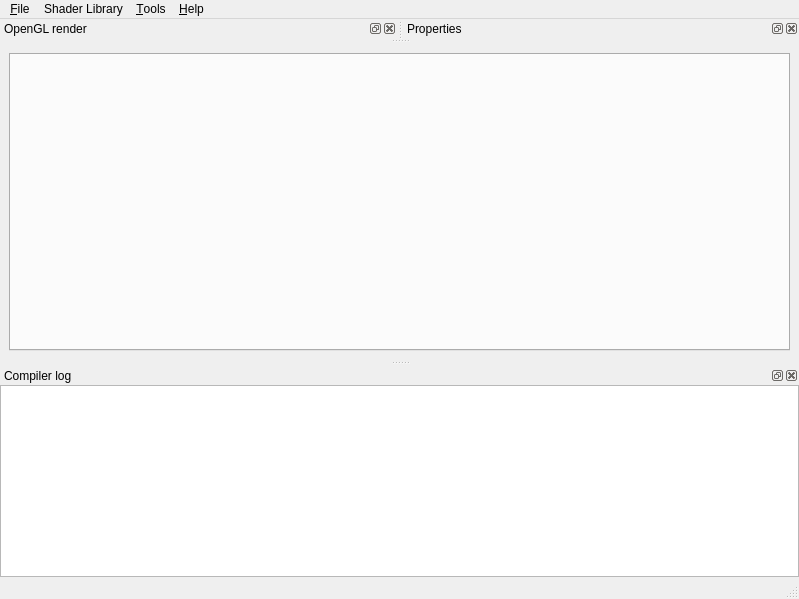
Old version of the form mainwindow.ui in the repository tonttu/Shaderkit.
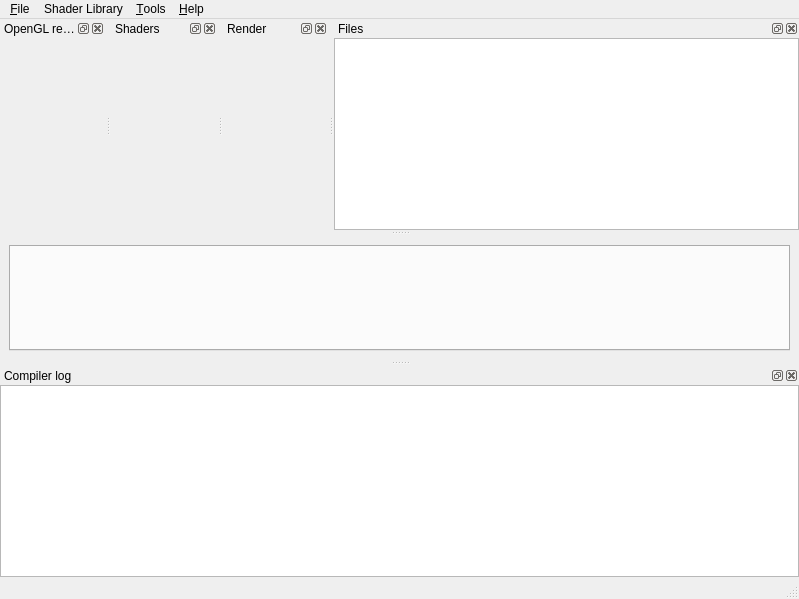
New version of the form. Custom widgets are drawn as their Qt base class.

Commit message: Some old uncommitted changes, looks like a dock window change.

What changed in the file:
```diff
--- a/mainwindow.ui
+++ b/mainwindow.ui
@@ -83,7 +83,7 @@
    <property name="minimumSize">
     <size>
      <width>84</width>
-     <height>95</height>
+     <height>109</height>
     </size>
    </property>
    <property name="windowTitle">
@@ -148,12 +148,71 @@
   </widget>
   <widget class="QDockWidget" name="propertydock">
    <property name="windowTitle">
-    <string>Properties</string>
+    <string>Shaders</string>
    </property>
    <attribute name="dockWidgetArea">
     <number>4</number>
    </attribute>
-   <widget class="Properties" name="properties"/>
+   <widget class="ShaderProperties" name="shader_properties"/>
+  </widget>
+  <widget class="QDockWidget" name="propertydock2">
+   <property name="features">
+    <set>QDockWidget::AllDockWidgetFeatures</set>
+   </property>
+   <property name="windowTitle">
+    <string>Render</string>
+   </property>
+   <attribute name="dockWidgetArea">
+    <number>4</number>
+   </attribute>
+   <widget class="RenderPassProperties" name="renderpass_properties">
+   </widget>
+  </widget>
+  <widget class="QDockWidget" name="propertydock3">
+   <property name="features">
+    <set>QDockWidget::AllDockWidgetFeatures</set>
+   </property>
+   <property name="windowTitle">
+    <string>Files</string>
+   </property>
+   <attribute name="dockWidgetArea">
+    <number>4</number>
+   </attribute>
+   <widget class="FileList" name="filelist">
+    <property name="geometry">
+     <rect>
+      <x>20</x>
+      <y>0</y>
+      <width>256</width>
+      <height>192</height>
+     </rect>
+    </property>
+    <property name="selectionBehavior">
+     <enum>QAbstractItemView::SelectRows</enum>
+    </property>
+    <property name="verticalScrollMode">
+     <enum>QAbstractItemView::ScrollPerPixel</enum>
+    </property>
+    <property name="horizontalScrollMode">
+     <enum>QAbstractItemView::ScrollPerPixel</enum>
+    </property>
+    <property name="columnCount">
+     <number>1</number>
+    </property>
+    <attribute name="horizontalHeaderVisible">
+     <bool>false</bool>
+    </attribute>
+    <attribute name="verticalHeaderVisible">
+     <bool>false</bool>
+    </attribute>
+    <attribute name="verticalHeaderVisible">
+     <bool>false</bool>
+    </attribute>
+    <attribute name="horizontalHeaderVisible">
+     <bool>false</bool>
+    </attribute>
+    <column/>
+   </widget>
   </widget>
   <action name="action_save">
    <property name="text">
@@ -302,11 +361,22 @@
    <container>1</container>
   </customwidget>
   <customwidget>
-   <class>Properties</class>
+   <class>ShaderProperties</class>
    <extends>QWidget</extends>
    <header>properties.hpp</header>
    <container>1</container>
   </customwidget>
+  <customwidget>
+   <class>RenderPassProperties</class>
+   <extends>QWidget</extends>
+   <header>properties.hpp</header>
+   <container>1</container>
+  </customwidget>
+  <customwidget>
+   <class>FileList</class>
+   <extends>QTableWidget</extends>
+   <header>properties.hpp</header>
+  </customwidget>
  </customwidgets>
  <resources/>
  <connections/>
```
The commit also changes 8 other files.
